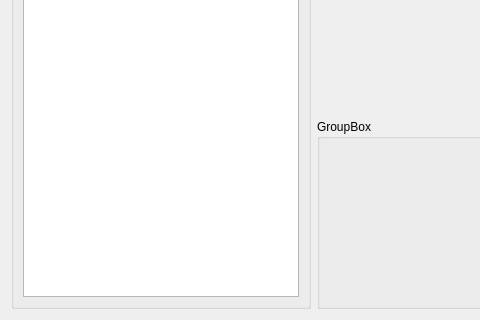
The window that src/fort-studio/TaggingWidget.ui (formicidae-tracker/studio) describes before a commit, drawn with Qt 5; both pictures show x 0 to 480 and y 278 to 598 of the 955 by 598 pixel window.
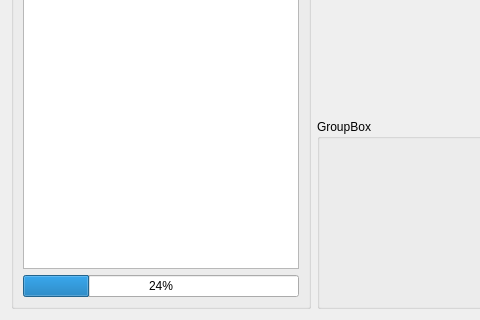
The same window after the commit.

Commit message: Makes the snapshot being displayed

```diff
--- a/src/fort-studio/TaggingWidget.ui
+++ b/src/fort-studio/TaggingWidget.ui
@@ -98,6 +98,13 @@
         </column>
        </widget>
       </item>
+      <item>
+       <widget class="QProgressBar" name="snapshotProgress">
+        <property name="value">
+         <number>24</number>
+        </property>
+       </widget>
+      </item>
      </layout>
     </widget>
    </item>
```
The commit also changes 11 other files.
